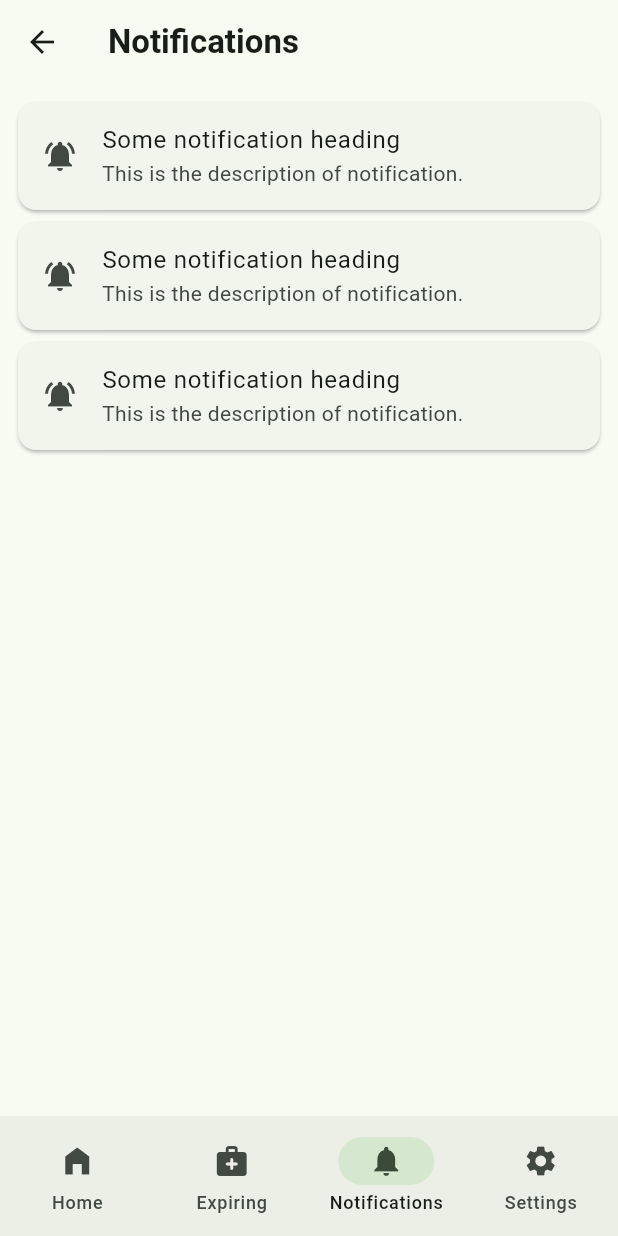
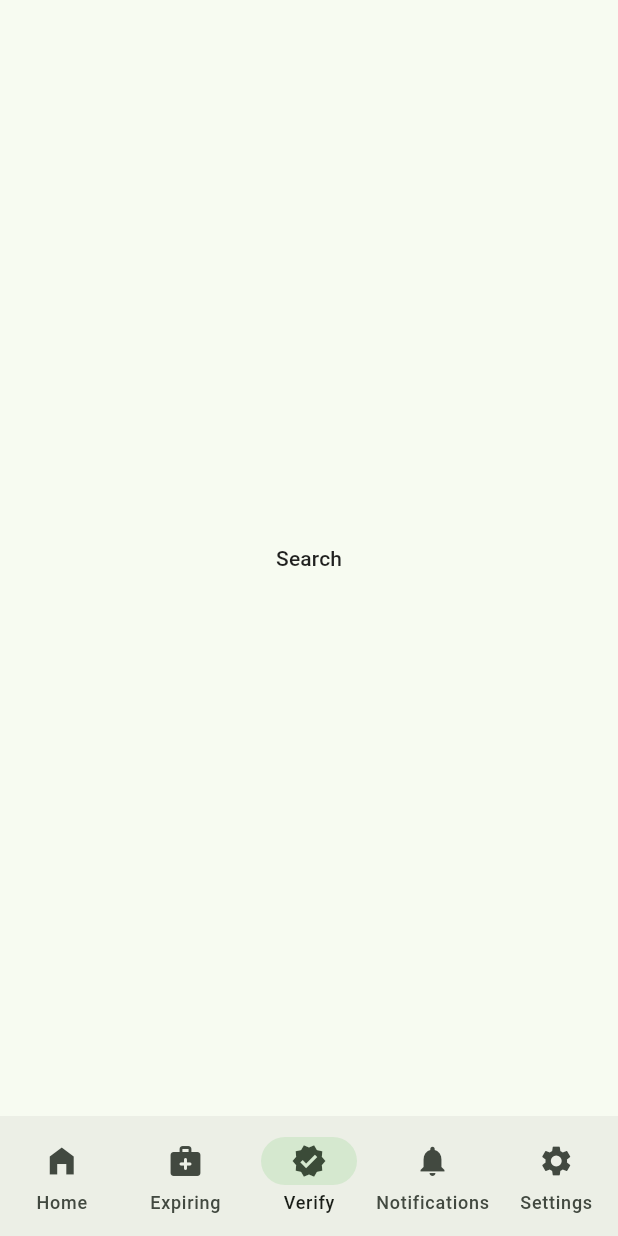
Before and after one commit to wantedbear007/Compass, a Flutter app: the LandingScreen screen opened directly, item 3 of the bottom bar chosen, on a phone screen of 412 x 824 dp. Run offline on Flutter 3.47's test engine with Material 3 defaults, Android fonts, the phone set to English and light mode, and no system bars; our stand-ins replace cached_network_image, flutter_form_builder, flutter_svg, get, loading_animation_widget, numberpicker and 1 more; missing offline and left inert: simple_barcode_scanner; accounts and stored records are empty; network calls fail.

Commit message:
refactor code, added verify product screen.

```diff
--- a/lib/screens/landing/landing_page.dart
+++ b/lib/screens/landing/landing_page.dart
@@ -3,6 +3,7 @@ import 'package:compass/screens/home/home_screen.dart';
 import 'package:compass/screens/landing/landing_screen_controller.dart';
 import 'package:compass/screens/notifications/notification_screen.dart';
 import 'package:compass/screens/settings/settings_screen.dart';
+import 'package:compass/screens/verify/verify_product_screen.dart';
 import 'package:flutter/material.dart';
 import 'package:get/get.dart';
 
@@ -27,6 +28,7 @@ class LandingScreen extends GetView<LandingController> {
                   },
                 ),
                 const ExpiringProductScreen(),
+                const VerifyProductScreen(),
                 const NotificationScreen(),
                 const SettingsScreen()
               ],
@@ -40,6 +42,8 @@ class LandingScreen extends GetView<LandingController> {
                 NavigationDestination(
                     icon: Icon(Icons.medical_services_rounded), label: "Expiring"),
                 NavigationDestination(
+                    icon: Icon(Icons.verified), label: "Verify"),
+                NavigationDestination(
                     icon: Icon(Icons.notifications), label: "Notifications"),
                 NavigationDestination(
                     icon: Icon(Icons.settings), label: "Settings"),
--- /dev/null
+++ b/lib/screens/verify/verify_product_screen.dart
@@ -0,0 +1,21 @@
+import 'package:compass/widgets/loading_dialog.dart';
+import 'package:flutter/material.dart';
+
+class VerifyProductScreen extends StatelessWidget {
+  const VerifyProductScreen({super.key});
+
+  @override
+  Widget build(BuildContext context) {
+    return Scaffold(
+      body: Center(
+        child: MaterialButton(
+          onPressed: () {
+            print("helllo");
+            compassLoading();
+          },
+          child: Text("Search"),
+        ),
+      ),
+    );
+  }
+}
--- a/lib/utils/api_services.dart
+++ b/lib/utils/api_services.dart
@@ -6,7 +6,6 @@ import 'package:compass/screens/login/login_screen.dart';
 import 'package:compass/utils/constants.dart';
 import 'package:compass/utils/utils.dart';
 import 'package:compass/widgets/dialog_box.dart';
-import 'package:flutter/cupertino.dart';
 import 'package:flutter/foundation.dart';
 import 'package:flutter/material.dart';
 import 'package:get/get.dart';
```
Also changed, not shown: lib/main.dart (+5 -3 lines), lib/widgets/loading_dialog.dart (added, +21 -0 lines).
